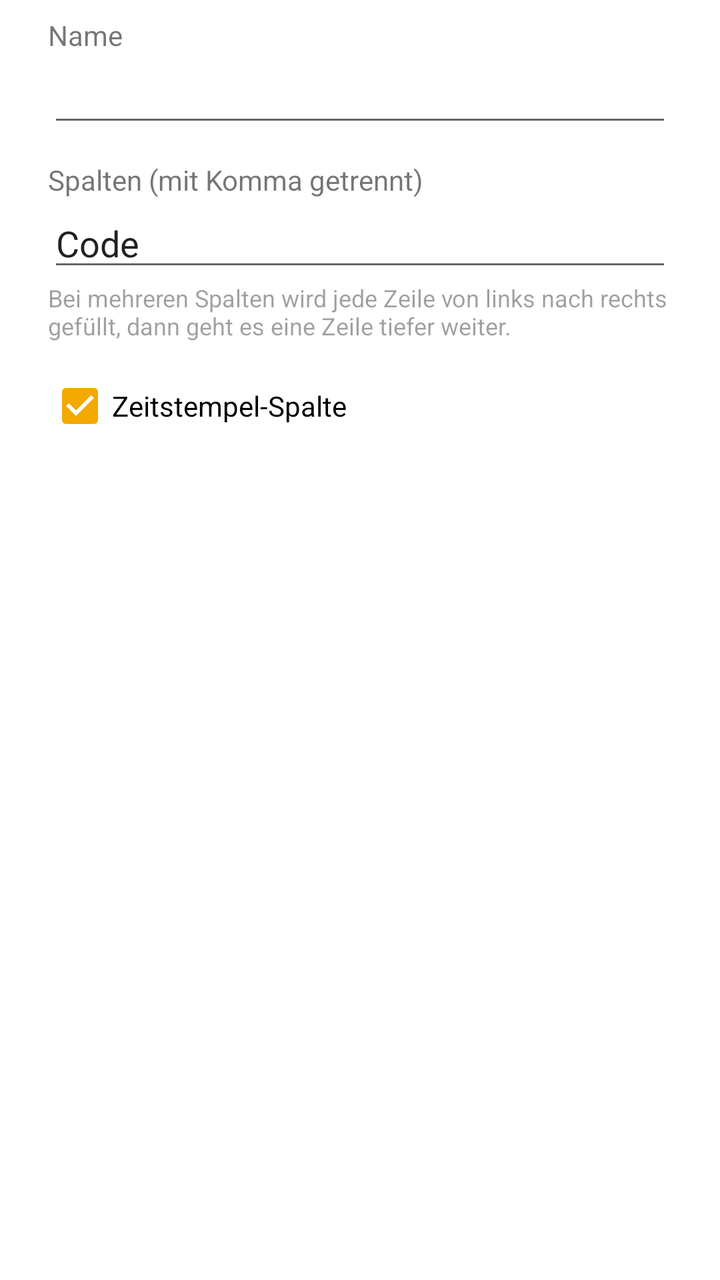
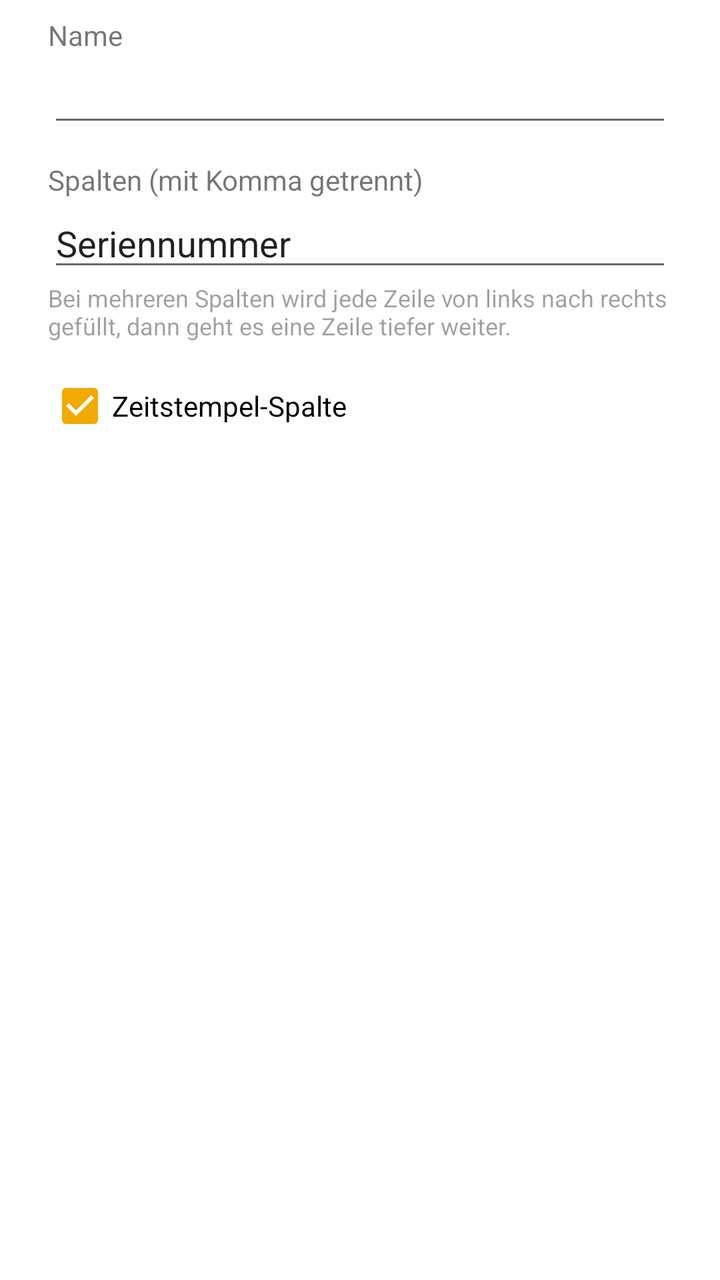

The first picture is an Android layout as it rendered before a commit; the second is the same layout after the commit. The layout source and the unified diff follow.
<!-- AndroidManifest.xml: application theme Theme.ScanListe -->
<!-- res/layout/dialog_new_list.xml -->
<?xml version="1.0" encoding="utf-8"?>
<LinearLayout xmlns:android="http://schemas.android.com/apk/res/android"
    android:layout_width="match_parent"
    android:layout_height="wrap_content"
    android:orientation="vertical"
    android:paddingStart="24dp"
    android:paddingTop="8dp"
    android:paddingEnd="24dp">

    <TextView
        android:layout_width="wrap_content"
        android:layout_height="wrap_content"
        android:text="Name" />

    <EditText
        android:id="@+id/input_name"
        android:layout_width="match_parent"
        android:layout_height="wrap_content"
        android:imeOptions="flagNoPersonalizedLearning"
        android:inputType="textCapSentences"
        android:maxLines="1" />

    <TextView
        android:layout_width="wrap_content"
        android:layout_height="wrap_content"
        android:layout_marginTop="12dp"
        android:text="Spalten (mit Komma getrennt)" />

    <EditText
        android:id="@+id/input_columns"
        android:layout_width="match_parent"
        android:layout_height="wrap_content"
        android:hint="z. B. Seriennummer, EAN"
        android:imeOptions="flagNoPersonalizedLearning"
        android:inputType="textCapSentences"
        android:maxLines="1"
        android:text="Code" />

    <TextView
        android:layout_width="match_parent"
        android:layout_height="wrap_content"
        android:alpha="0.7"
        android:text="Bei mehreren Spalten wird jede Zeile von links nach rechts gefüllt, dann geht es eine Zeile tiefer weiter."
        android:textSize="12sp" />

    <CheckBox
        android:id="@+id/check_timestamp"
        android:layout_width="wrap_content"
        android:layout_height="wrap_content"
        android:layout_marginTop="8dp"
        android:checked="true"
        android:text="Zeitstempel-Spalte" />
</LinearLayout>
<!-- resources referenced by this layout -->
<resources>
  <style name="Theme.ScanListe" parent="Theme.MaterialComponents.DayNight.DarkActionBar">
          <item name="colorPrimary">@color/brand</item>
          <item name="colorPrimaryVariant">@color/brand_dark</item>
          <item name="colorOnPrimary">#FFFFFF</item>
          <item name="colorSecondary">@color/accent</item>
          <item name="colorOnSecondary">#000000</item>
      </style>
  <color name="brand">#1F5FAD</color>
  <color name="brand_dark">#16467F</color>
  <color name="accent">#F2A900</color>
</resources>

<!-- the commit's change to res/layout/dialog_new_list.xml (unified diff, before → after) -->
@@ -34,7 +34,7 @@
         android:imeOptions="flagNoPersonalizedLearning"
         android:inputType="textCapSentences"
         android:maxLines="1"
-        android:text="Code" />
+        android:text="Seriennummer" />
 
     <TextView
         android:layout_width="match_parent"
